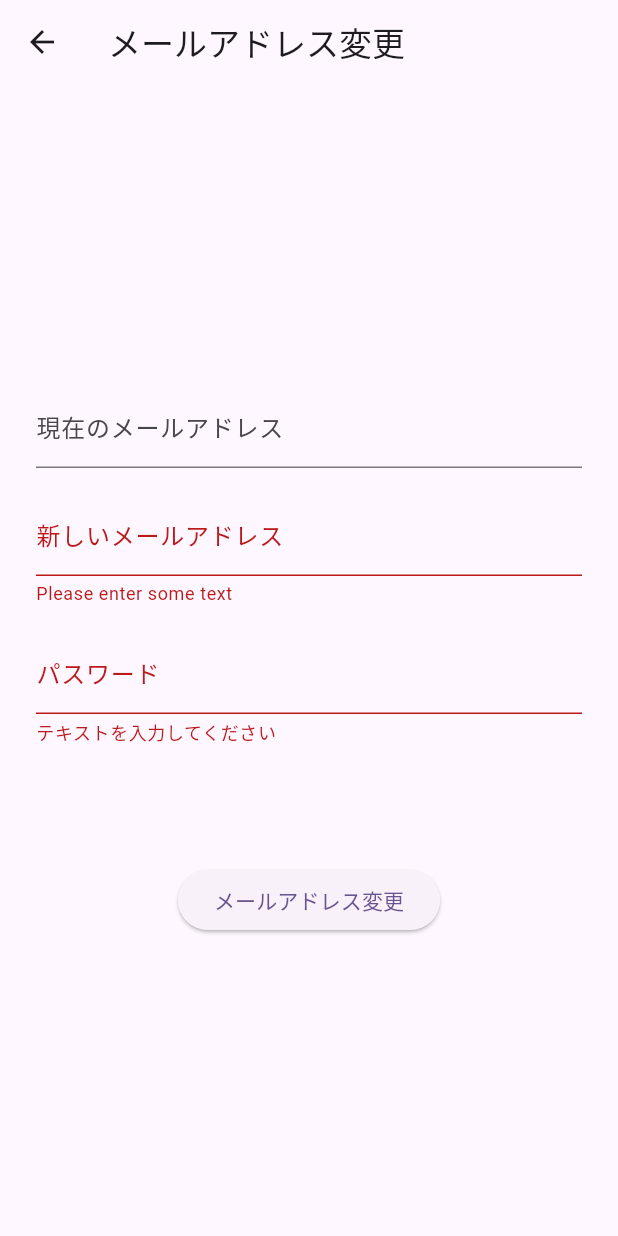
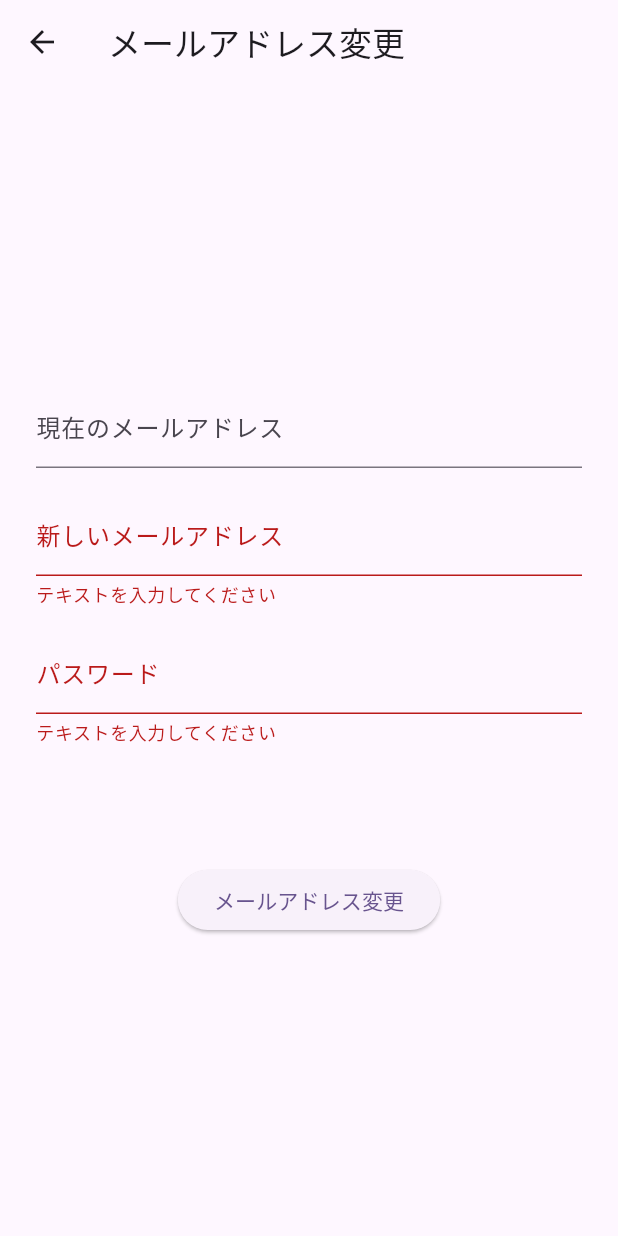
Before and after one commit to mikomoon0829/Gontwitter, a Flutter app: the EditEmailPage screen opened directly, after a tap on "メールアドレス変更", on a phone screen of 412 x 824 dp. Run offline on Flutter 3.47's test engine with Material 3 defaults, Android fonts, the phone set to English and light mode, and no system bars; our stand-ins replace cloud_firestore, firebase_auth, firebase_core, firebase_storage, fluttertoast, freezed_annotation and 1 more; accounts and stored records are empty.

```diff
--- a/lib/views/my_page/edit_email/edit_email.dart
+++ b/lib/views/my_page/edit_email/edit_email.dart
@@ -174,7 +174,7 @@ class EditEmailPage extends StatelessWidget {
                 controller: newEmailController,
                 validator: (value) {
                   if (value == null || value.isEmpty) {
-                    return "Please enter some text";
+                    return "テキストを入力してください";
                   }
                   return null;
                 },
@@ -184,6 +184,7 @@ class EditEmailPage extends StatelessWidget {
                 // key: formKey,
                 decoration: InputDecoration(label: Text("パスワード")),
                 controller: passController,
+                obscureText: true,
                 validator: (value) {
                   if (value == null || value.isEmpty) {
                     return "テキストを入力してください";
```
Also changed, not shown: lib/views/auth/auth_page.dart (+10 -2 lines), lib/views/auth/components/auth_text_form_widget.dart (+7 -5 lines).
